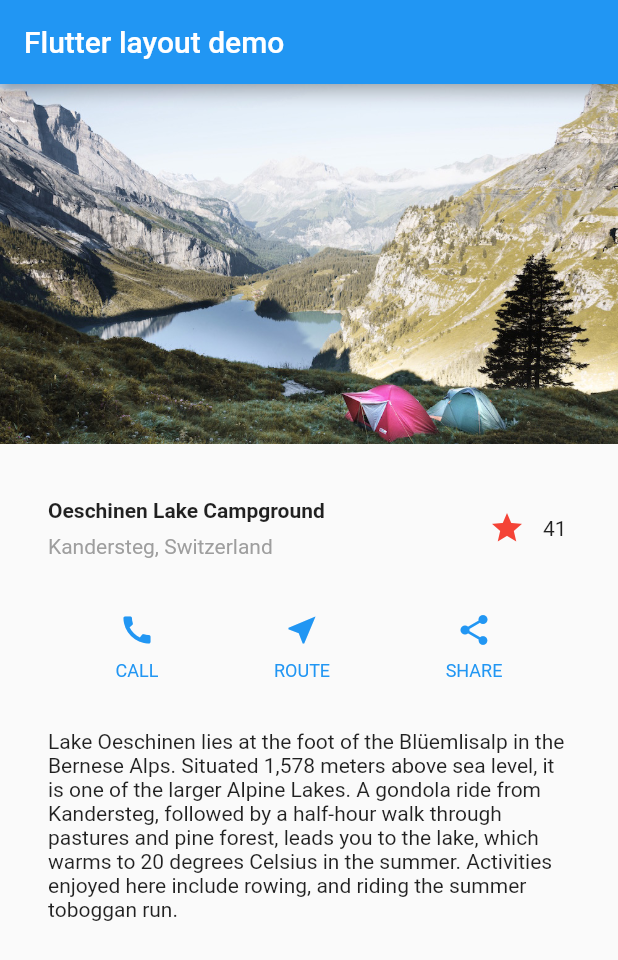
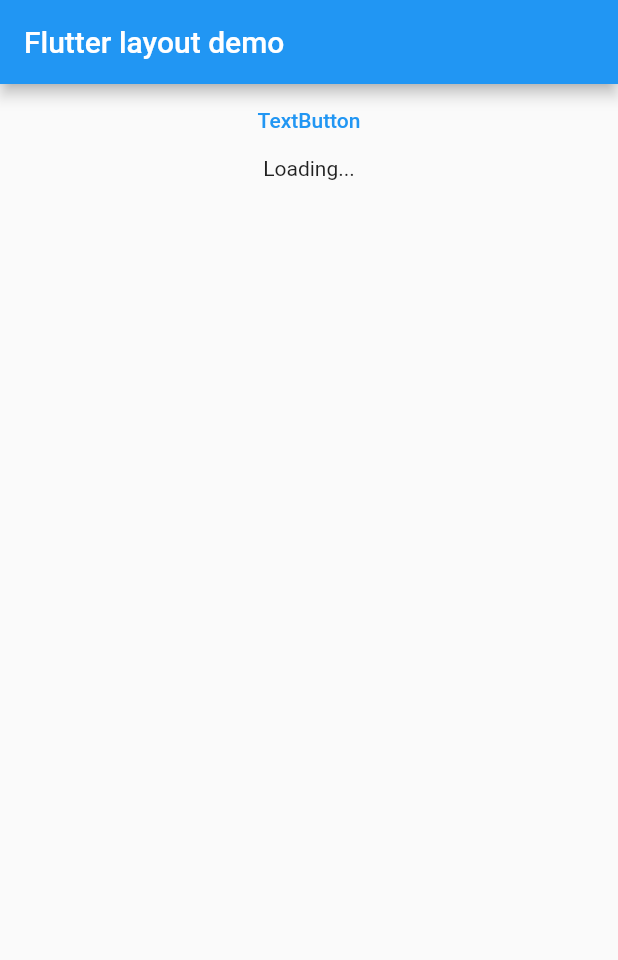
Before and after one commit to brokolidev/flutter_sandbox, a Flutter app: the screen it shows after launch, on a phone screen of 412 x 824 dp. Shown: the top 960 px of the screen. Run offline on Flutter 3.47's test engine with Material 2 defaults, Android fonts, the phone set to English and light mode, and no system bars; our stand-ins replace shared_preferences.

Commit message:
provider 샘플 추가

```diff
--- a/lib/main.dart
+++ b/lib/main.dart
@@ -1,7 +1,9 @@
 import 'package:flutter/material.dart';
+import 'package:flutter_sandbox/myProvider.dart';
+import 'sampleScreen.dart';
 
 void main() {
-  runApp(const MyApp());
+  runApp(const SampleScreen());
 }
 
 class MyApp extends StatelessWidget {
--- /dev/null
+++ b/lib/myProvider.dart
@@ -0,0 +1,22 @@
+import 'package:flutter/material.dart';
+
+import 'package:shared_preferences/shared_preferences.dart';
+
+class SampleProvider extends ChangeNotifier {
+  String? _sessionKey;
+  String? get sessionKey => _sessionKey;
+
+  set sessionKey(value) {
+    _sessionKey = value;
+    notifyListeners();
+  }
+
+  Future<SharedPreferences?> fetchSessionKeyFromSharedPreferences() async {
+    return await SharedPreferences.getInstance();
+  }
+
+  SampleProvider() {
+    fetchSessionKeyFromSharedPreferences();
+    notifyListeners();
+  }
+}
--- /dev/null
+++ b/lib/sampleScreen.dart
@@ -0,0 +1,50 @@
+import 'package:flutter/material.dart';
+import 'package:flutter_sandbox/myProvider.dart';
+import 'myProvider.dart';
+import 'package:provider/provider.dart';
+
+class SampleScreen extends StatelessWidget {
+  const SampleScreen({Key? key}) : super(key: key);
+
+  @override
+  Widget build(BuildContext context) {
+    return ChangeNotifierProvider<SampleProvider>(
+      create: (_) => SampleProvider(),
+      child: const SampleScreenProvider(),
+    );
+  }
+}
+
+class SampleScreenProvider extends StatelessWidget {
+  const SampleScreenProvider({Key? key}) : super(key: key);
+
+  @override
+  Widget build(BuildContext context) {
+    var provider = Provider.of<SampleProvider>(context);
+
+    return MaterialApp(
+      title: 'Flutter layout demo',
+      home: Scaffold(
+        appBar: AppBar(
+          title: const Text('Flutter layout demo'),
+        ),
+        body: Column(
+          children: [
+            TextButton(
+              style: ButtonStyle(
+                foregroundColor: MaterialStateProperty.all<Color>(Colors.blue),
+              ),
+              onPressed: () {
+                provider.sessionKey = '12334';
+              },
+              child: const Text('TextButton'),
+            ),
+            Center(
+              child: Text(provider.sessionKey ?? "Loading..."),
+            ),
+          ],
+        ),
+      ),
+    );
+  }
+}
--- a/pubspec.yaml
+++ b/pubspec.yaml
@@ -33,6 +33,9 @@ dependencies:
     # The following adds the Cupertino Icons font to your application.
     # Use with the CupertinoIcons class for iOS style icons.
     cupertino_icons: ^1.0.2
+    provider: ^6.0.2
+    shared_preferences: ^2.0.13
+    http: ^0.13.4
 
 dev_dependencies:
     flutter_test:
```
Also changed, not shown: pubspec.lock, 3 other files.
